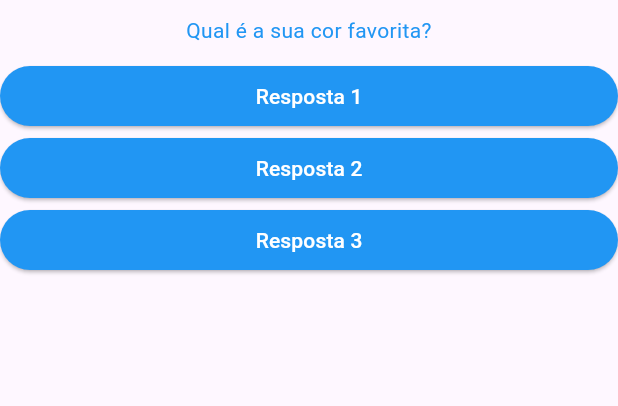
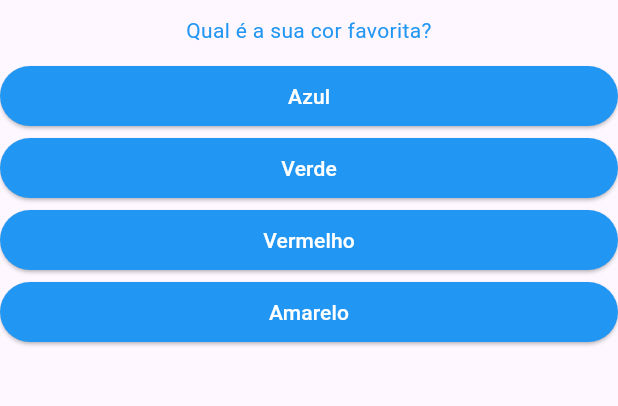
Before and after one commit to leonardogtc/pjct-perguntas-respostas-flutter, a Flutter app: the screen it shows after launch, on a phone screen of 412 x 824 dp, the part 84-490 px from its top. Run offline on Flutter 3.47's test engine with Material 3 defaults, Android fonts, the phone set to English and light mode, and no system bars.

Commit message:
Lista para Widget

```diff
--- a/lib/main.dart
+++ b/lib/main.dart
@@ -16,10 +16,23 @@ class _PerguntaAppState extends State<PerguntaApp> {
 
   @override
   Widget build(BuildContext context) {
-    final perguntas = [
-      'Qual é a sua cor favorita?',
-      'Qual é o seu animal favorito?',
+    final List<Map<String, Object>> perguntas = [
+      {
+        'texto': 'Qual é a sua cor favorita?',
+        'respostas': ['Azul', 'Verde', 'Vermelho', 'Amarelo'],
+      },
+      {
+        'texto': 'Qual é o seu animal favorito?',
+        'respostas': ['Cachorro', 'Gato', 'Pássaro', 'Peixe'],
+      },
+      {
+        'texto': 'Qual é o seu esporte favorito?',
+        'respostas': ['Futebol', 'Basquete', 'Vôlei', 'Natação'],
+      },
     ];
+
+    List<String> respostas =
+        perguntas[_perguntaSelecionada]['respostas'] as List<String>;
 
     return MaterialApp(
       home: Scaffold(
@@ -31,10 +44,8 @@ class _PerguntaAppState extends State<PerguntaApp> {
         ),
         body: Column(
           children: [
-            Questao(perguntas[_perguntaSelecionada]),
-            Resposta('Resposta 1', _responder),
-            Resposta('Resposta 2', _responder),
-            Resposta('Resposta 3', _responder),
+            Questao(perguntas[_perguntaSelecionada]['texto'] as String),
+            ...respostas.map((t) => Resposta(t, _responder)).toList(),
           ],
         ),
       ),
--- a/lib/questao.dart
+++ b/lib/questao.dart
@@ -3,7 +3,7 @@ import 'package:flutter/material.dart';
 class Questao extends StatelessWidget {
   final String texto;
 
-  Questao(this.texto);
+  const Questao(this.texto, {super.key});
 
   @override
   Widget build(BuildContext context) {
--- a/lib/resposta.dart
+++ b/lib/resposta.dart
@@ -8,7 +8,7 @@ class Resposta extends StatelessWidget {
 
   @override
   Widget build(BuildContext context) {
-    return Container(
+    return SizedBox(
       width: double.infinity,
       child: ElevatedButton(
         style: ElevatedButton.styleFrom(
```
